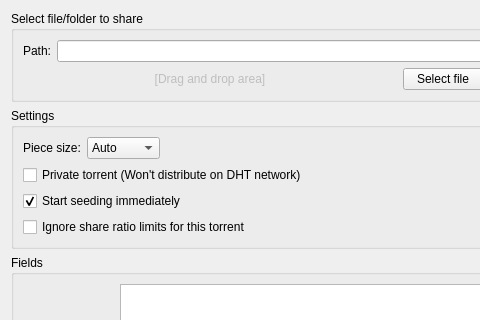
SysAdminDoc/qBittorrent-Vanced, file src/gui/torrentcreatordlg.ui: the form before one commit; both pictures show x 0 to 480 and y 0 to 320 of the 592 by 658 pixel window.
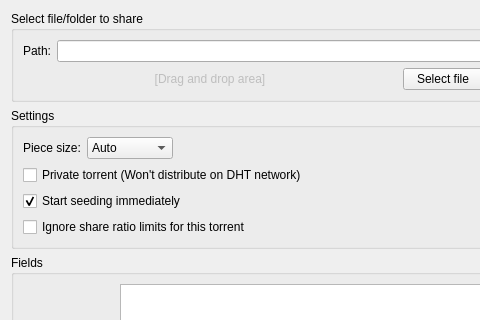
The form after the commit.

Commit message: Enlarge combobox to fix its contents

```diff
--- a/src/gui/torrentcreatordlg.ui
+++ b/src/gui/torrentcreatordlg.ui
@@ -101,6 +101,9 @@
           <property name="currentIndex">
            <number>0</number>
           </property>
+          <property name="minimumContentsLength">
+           <number>7</number>
+          </property>
           <item>
            <property name="text">
             <string>Auto</string>
```
